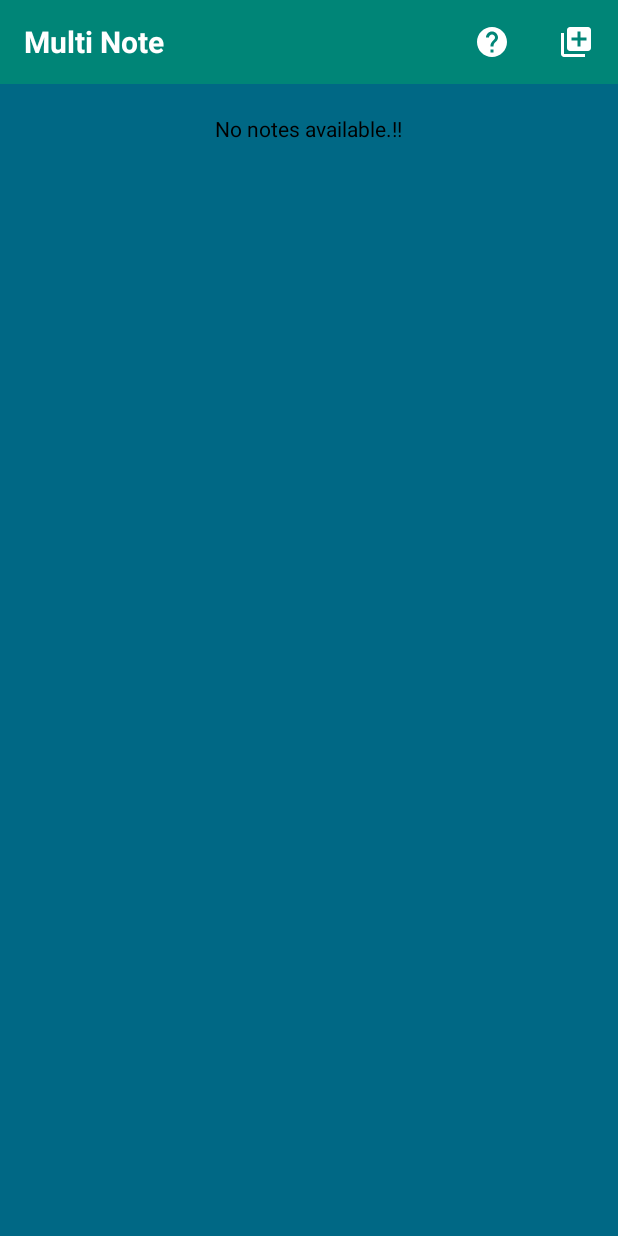
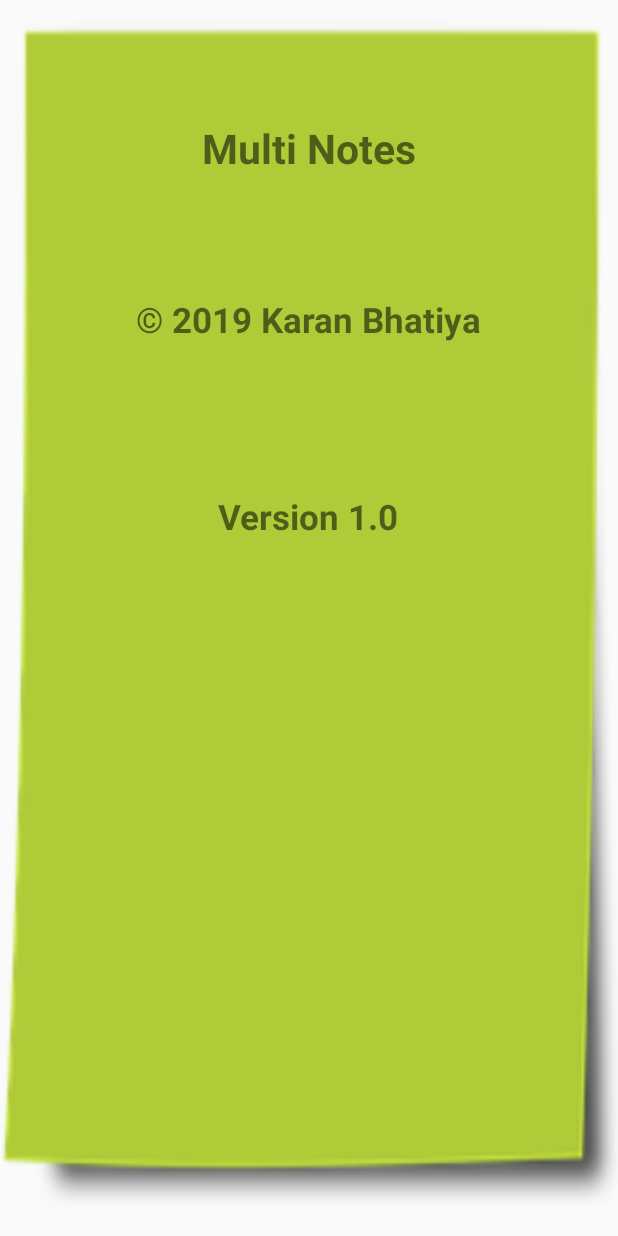
Before and after one commit to neeleshatale/MuliNotePad, an Android app: the screen it shows after launch (MainActivity before the commit, AboutActivity after it), after a tap on an icon or button, on a phone screen of 412 x 824 dp. Run offline under Robolectric (Android 15) with nearby library versions, the phone set to English and light mode, and no system bars.

Commit message:
About activity added

```diff
--- a/app/build.gradle
+++ b/app/build.gradle
@@ -21,4 +21,5 @@ dependencies {
     implementation fileTree(dir: 'libs', include: ['*.jar'])
     implementation 'com.android.support:design:27.1.1'
     implementation 'com.android.support:appcompat-v7:27.1.1'
+    implementation 'com.android.support:support-v4:27.1.1'
 }
--- a/app/src/main/AndroidManifest.xml
+++ b/app/src/main/AndroidManifest.xml
@@ -22,6 +22,9 @@
             android:name=".activities.EditActivity"
             android:screenOrientation="portrait"
             android:theme="@style/AppThemeForMenu" />
+        <activity
+            android:name=".activities.AboutActivity"
+            android:theme="@style/AppThemeForMenu"></activity>
     </application>
 
 </manifest>
--- /dev/null
+++ b/app/src/main/java/multinotepad/iit/com/mulinotepad/activities/AboutActivity.java
@@ -0,0 +1,19 @@
+package multinotepad.iit.com.mulinotepad.activities;
+
+import android.os.Bundle;
+import android.support.v7.app.AppCompatActivity;
+
+import multinotepad.iit.com.mulinotepad.R;
+
+/**
+ * An example full-screen activity that shows and hides the system UI (i.e.
+ * status bar and navigation/system bar) with user interaction.
+ */
+public class AboutActivity extends AppCompatActivity {
+
+    @Override
+    protected void onCreate(Bundle savedInstanceState) {
+        super.onCreate(savedInstanceState);
+        setContentView(R.layout.activity_about);
+    }
+}
--- a/app/src/main/java/multinotepad/iit/com/mulinotepad/activities/MainActivity.java
+++ b/app/src/main/java/multinotepad/iit/com/mulinotepad/activities/MainActivity.java
@@ -11,7 +11,6 @@ import android.support.v7.widget.Toolbar;
 import android.view.View;
 import android.widget.ImageButton;
 import android.widget.TextView;
-import android.widget.Toast;
 
 import java.util.ArrayList;
 import java.util.List;
@@ -78,18 +77,20 @@ public class MainActivity extends AppCompatActivity implements View.OnClickListe
         Note note = new Note("Title Buy USB Cable", "12/02/2018 Monday", "Lorem ipsum dolor sit amet, volutpat nullam nec,");
         noteList = new ArrayList<>();
         for (int i = 0; i < 15; i++) {
-           // noteList.add(note);
+            // noteList.add(note);
         }
     }
 
     @Override
     public void onClick(View v) {
+        Intent intent;
         switch (v.getId()) {
             case R.id.img_about:
-                Toast.makeText(MainActivity.this, "Coming Soon..", Toast.LENGTH_LONG).show();
+                intent = new Intent(MainActivity.this, AboutActivity.class);
+                startActivity(intent);
                 break;
             case R.id.img_add:
-                Intent intent = new Intent(MainActivity.this, EditActivity.class);
+                intent = new Intent(MainActivity.this, EditActivity.class);
                 startActivityForResult(intent, 101);
                 break;
         }
--- /dev/null
+++ b/app/src/main/java/multinotepad/iit/com/mulinotepad/utility/OnClickListener.java
@@ -0,0 +1,7 @@
+package multinotepad.iit.com.mulinotepad.utility;
+
+public interface OnClickListener {
+    void OnPositiveButtonClick();
+
+    void OnNegativeButtonClick();
+}
--- /dev/null
+++ b/app/src/main/res/layout/activity_about.xml
@@ -0,0 +1,35 @@
+<?xml version="1.0" encoding="utf-8"?>
+<LinearLayout xmlns:android="http://schemas.android.com/apk/res/android"
+    xmlns:tools="http://schemas.android.com/tools"
+    android:layout_width="match_parent"
+    android:layout_height="match_parent"
+    android:background="@drawable/stickybackground"
+    android:gravity="center_horizontal"
+    android:orientation="vertical"
+    tools:context=".activities.AboutActivity">
+
+    <TextView
+        android:layout_width="wrap_content"
+        android:layout_height="wrap_content"
+        android:layout_marginTop="80dp"
+        android:text="Multi Notes"
+        android:textSize="27dp"
+        android:textStyle="bold" />
+
+    <TextView
+        android:layout_width="wrap_content"
+        android:layout_height="wrap_content"
+        android:layout_marginTop="80dp"
+        android:text="\u00A9 2019 Karan Bhatiya"
+        android:textSize="23dp"
+        android:textStyle="bold" />
+
+    <TextView
+        android:layout_width="wrap_content"
+        android:layout_height="wrap_content"
+        android:layout_marginTop="100dp"
+        android:text="Version 1.0"
+        android:textSize="23dp"
+        android:textStyle="bold" />
+
+</LinearLayout>
--- a/app/src/main/res/values/strings.xml
+++ b/app/src/main/res/values/strings.xml
@@ -1,3 +1,7 @@
 <resources>
     <string name="app_name">MuliNotePad</string>
+
+    <string name="title_activity_about">AboutActivity</string>
+    <string name="dummy_button">Dummy Button</string>
+    <string name="dummy_content">DUMMY\nCONTENT</string>
 </resources>
```
Also changed, not shown: app/src/main/java/multinotepad/iit/com/mulinotepad/activities/EditActivity.java (+32 -2 lines), app/src/main/java/multinotepad/iit/com/mulinotepad/utility/CommonFunction.java (+44 -1 lines), app/src/main/res/values/attrs.xml (added, +12 -0 lines), app/src/main/res/drawable/stickybackground.png (added).
